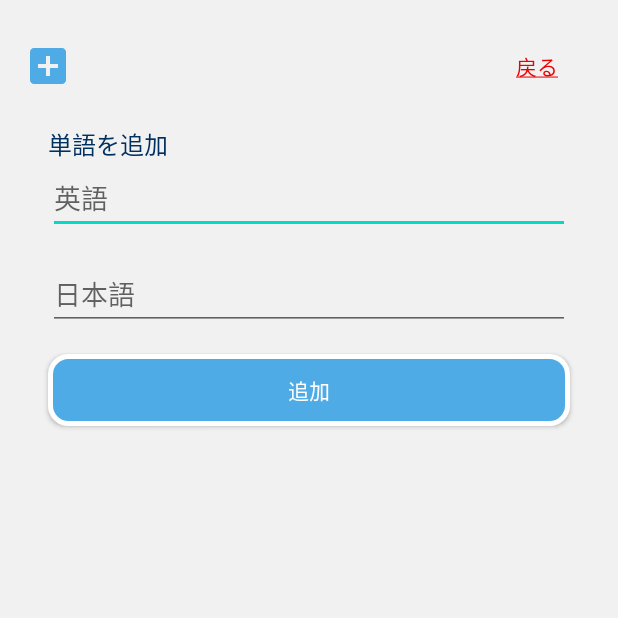
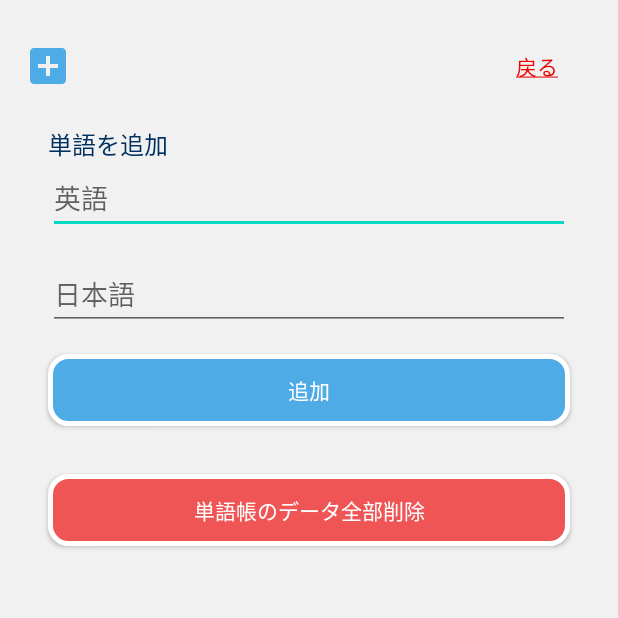
Before and after one commit to znak99/JEC-ENGWORDS, an Android app: the AddActivity screen opened directly, with no data from a screen before it, on a phone screen of 412 x 824 dp, the top half of it. Run offline under Robolectric (Android 15) with nearby library versions, the phone set to English and light mode, and no system bars.

Commit message:
리스트뷰 삭제

```diff
--- a/app/src/main/java/jp/ac/jec/cm0138/android114homework/MainActivity.java
+++ b/app/src/main/java/jp/ac/jec/cm0138/android114homework/MainActivity.java
@@ -52,7 +52,7 @@ public class MainActivity extends AppCompatActivity {
 
     // EditActivity로 이동
     public void moveToEdit(View view) {
-        Intent intent = new Intent(this, EditActivity.class);
+        Intent intent = new Intent(this, AddActivity.class);
         startActivity(intent);
     }
 
--- a/app/src/main/res/layout/activity_add.xml
+++ b/app/src/main/res/layout/activity_add.xml
@@ -78,4 +78,17 @@
         android:gravity="center"
         android:padding="8dp" />
 
+    <androidx.appcompat.widget.AppCompatButton
+        android:layout_width="match_parent"
+        android:layout_height="wrap_content"
+        android:layout_margin="16dp"
+        android:background="@drawable/delete_button"
+        android:elevation="10dp"
+        android:text="単語帳のデータ全部削除"
+        android:textSize="14sp"
+        android:fontFamily="@font/bold"
+        android:textColor="@color/customWhite"
+        android:gravity="center"
+        android:padding="8dp" />
+
 </LinearLayout>
--- a/app/src/main/res/values/strings.xml
+++ b/app/src/main/res/values/strings.xml
@@ -6,7 +6,7 @@
     <string name="today_word_noContent">まだ登録した単語がないですね🥲\n単語を登録してください！</string>
     <string name="to_next_word">＊ボックスをTAPして次の単語へ</string>
     <string name="start">勉強スタート！</string>
-    <string name="edit_words"><u>単語帳を編集する</u></string>
+    <string name="edit_words"><u>単語を追加する</u></string>
     <string name="back"><u>戻る</u></string>
     <string name="back_home"><u>ホームヘ</u></string>
 </resources>
```
Also changed, not shown: app/src/main/res/layout/list_words.xml (deleted, +0 -19 lines).
